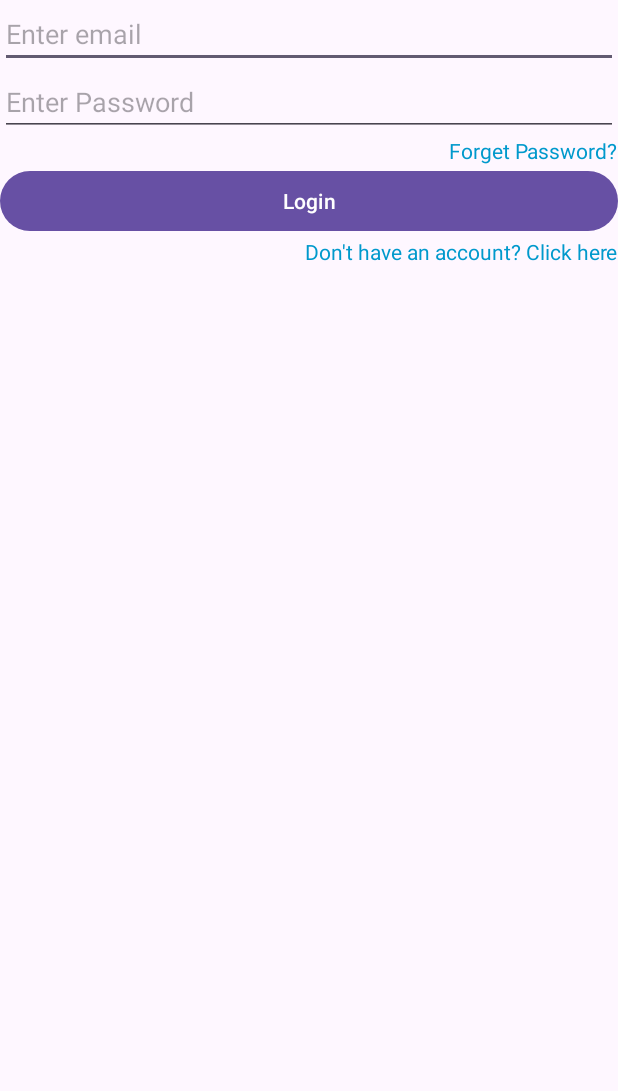
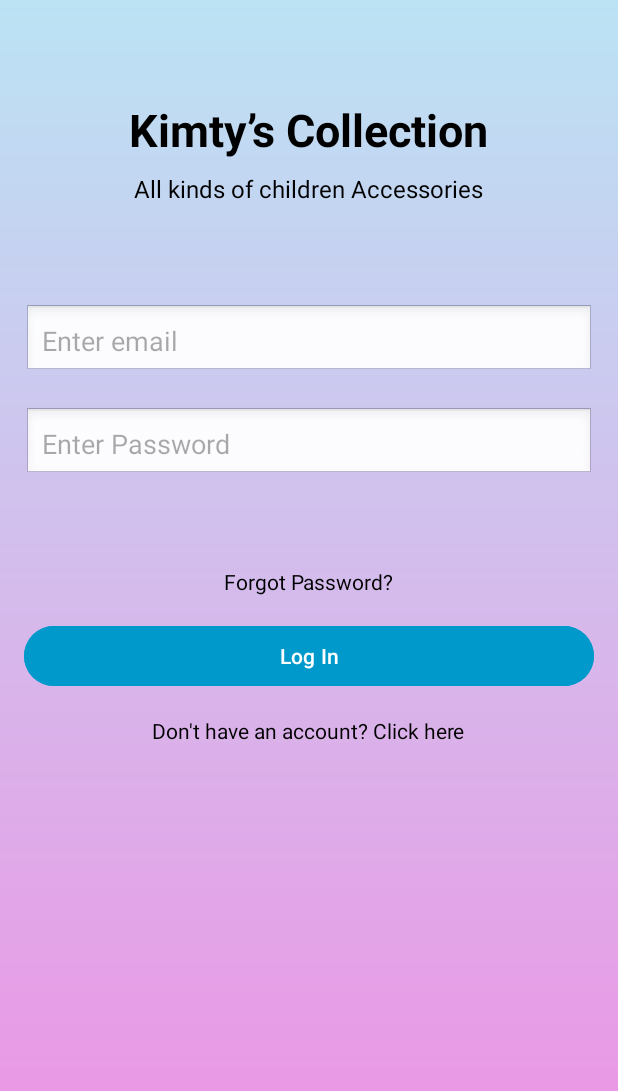
Before and after one commit to KimtyShrestha/Android-Final-Project---Kimty-s-Collection-, an Android app: the LoginActivity screen opened directly, with no data from a screen before it, on a phone screen of 412 x 824 dp. Shown: the top 1091 px of the screen. Run offline under Robolectric (Android 15) with nearby library versions, the phone set to English and light mode, and no system bars; our stand-ins replace Firebase (no records; nobody signed in at launch, a user with empty details on screens opened directly); 1 statement that could not run was skipped.

```diff
--- a/app/src/main/java/com/example/a35b_crud/adapter/ProductAdapter.kt
+++ b/app/src/main/java/com/example/a35b_crud/adapter/ProductAdapter.kt
@@ -2,12 +2,10 @@ package com.example.a35b_crud.adapter
 
 import android.content.Context
 import android.content.Intent
-import android.icu.text.Transliterator.Position
 import android.view.LayoutInflater
 import android.view.View
 import android.view.ViewGroup
 import android.widget.TextView
-import androidx.appcompat.view.menu.MenuView.ItemView
 import androidx.recyclerview.widget.RecyclerView
 import com.example.a35b_crud.R
 import com.example.a35b_crud.model.ProductModel
--- a/app/src/main/java/com/example/a35b_crud/repository/UserRepositoryImpl.kt
+++ b/app/src/main/java/com/example/a35b_crud/repository/UserRepositoryImpl.kt
@@ -1,6 +1,5 @@
 package com.example.a35b_crud.repository
 
-import android.widget.Toast
 import com.example.a35b_crud.model.UserModel
 import com.google.firebase.auth.FirebaseAuth
 import com.google.firebase.auth.FirebaseUser
--- a/app/src/main/java/com/example/a35b_crud/ui/activity/AddProductActivity.kt
+++ b/app/src/main/java/com/example/a35b_crud/ui/activity/AddProductActivity.kt
@@ -1,6 +1,5 @@
 package com.example.a35b_crud.ui.activity
 
-import android.content.Intent
 import android.net.Uri
 import android.os.Bundle
 import android.util.Log
--- a/app/src/main/java/com/example/a35b_crud/ui/activity/RegisterActivity.kt
+++ b/app/src/main/java/com/example/a35b_crud/ui/activity/RegisterActivity.kt
@@ -9,13 +9,9 @@ import androidx.core.view.WindowInsetsCompat
 import com.example.a35b_crud.R
 import com.example.a35b_crud.databinding.ActivityRegisterBinding
 import com.example.a35b_crud.model.UserModel
-import com.example.a35b_crud.repository.UserRepository
 import com.example.a35b_crud.repository.UserRepositoryImpl
 import com.example.a35b_crud.utils.LoadingUtils
 import com.example.a35b_crud.viewmodel.UserViewModel
-import com.google.firebase.auth.FirebaseAuth
-import com.google.firebase.database.DatabaseReference
-import com.google.firebase.database.FirebaseDatabase
 
 class RegisterActivity : AppCompatActivity() {
     lateinit var binding: ActivityRegisterBinding
--- a/app/src/main/java/com/example/a35b_crud/ui/fragment/ProfileFragment.kt
+++ b/app/src/main/java/com/example/a35b_crud/ui/fragment/ProfileFragment.kt
@@ -5,8 +5,6 @@ import androidx.fragment.app.Fragment
 import android.view.LayoutInflater
 import android.view.View
 import android.view.ViewGroup
-import android.widget.Toast
-import com.example.a35b_crud.R
 import com.example.a35b_crud.databinding.FragmentProfileBinding
 import com.example.a35b_crud.repository.UserRepositoryImpl
 import com.example.a35b_crud.viewmodel.UserViewModel
--- a/app/src/main/java/com/example/a35b_crud/utils/ImageUtils.kt
+++ b/app/src/main/java/com/example/a35b_crud/utils/ImageUtils.kt
@@ -10,7 +10,6 @@ import android.util.Log
 import androidx.activity.result.ActivityResultLauncher
 import androidx.activity.result.contract.ActivityResultContracts
 import androidx.appcompat.app.AppCompatActivity
-import androidx.core.app.ActivityCompat
 import androidx.core.content.ContextCompat
 
 class ImageUtils(private val activity: AppCompatActivity) {
--- /dev/null
+++ b/app/src/main/res/drawable/background_gradient.xml
@@ -0,0 +1,7 @@
+<?xml version="1.0" encoding="utf-8"?>
+<shape xmlns:android="http://schemas.android.com/apk/res/android">
+    <gradient
+        android:startColor="#F08FE3"
+        android:endColor="#BBE3F4"
+        android:angle="90" />
+</shape>
--- a/app/src/main/res/layout/activity_login.xml
+++ b/app/src/main/res/layout/activity_login.xml
@@ -1,49 +1,81 @@
 <?xml version="1.0" encoding="utf-8"?>
 <LinearLayout xmlns:android="http://schemas.android.com/apk/res/android"
-    xmlns:app="http://schemas.android.com/apk/res-auto"
     xmlns:tools="http://schemas.android.com/tools"
     android:orientation="vertical"
-    android:id="@+id/main"
     android:layout_width="match_parent"
     android:layout_height="match_parent"
-    tools:context=".ui.activity.LoginActivity">
+    android:padding="16dp"
+    tools:context=".ui.activity.LoginActivity"
+    android:background="@drawable/background_gradient">
+
+    <TextView
+        android:layout_width="wrap_content"
+        android:layout_height="wrap_content"
+        android:text="Kimty’s Collection"
+        android:textSize="30sp"
+        android:textStyle="bold"
+        android:textColor="@color/black"
+        android:layout_gravity="center"
+        android:paddingBottom="8dp"
+        android:layout_marginTop="50dp"/>
+
+    <TextView
+        android:layout_width="wrap_content"
+        android:layout_height="wrap_content"
+        android:text="All kinds of children Accessories"
+        android:textColor="@color/black"
+        android:textSize="16sp"
+        android:layout_gravity="center"
+        android:paddingBottom="16dp" />
 
     <EditText
         android:id="@+id/editEmail"
         android:layout_width="match_parent"
         android:layout_height="wrap_content"
-        android:ems="10"
-        android:inputType="text"
-        android:hint="Enter email" />
+        android:inputType="textEmailAddress"
+        android:hint="Enter email"
+        android:padding="12dp"
+        android:background="@android:drawable/edit_text"
+        android:layout_marginTop="50dp"/>
 
     <EditText
         android:id="@+id/editPassword"
         android:layout_width="match_parent"
         android:layout_height="wrap_content"
-        android:ems="10"
         android:inputType="textPassword"
-        android:hint="Enter Password" />
+        android:hint="Enter Password"
+        android:padding="12dp"
+        android:background="@android:drawable/edit_text"
+        android:layout_marginTop="20dp" />
 
     <TextView
-        android:layout_gravity="end"
         android:id="@+id/btnForget"
-        android:textColor="@android:color/holo_blue_dark"
         android:layout_width="wrap_content"
         android:layout_height="wrap_content"
-        android:text="Forget Password?" />
+        android:text="Forgot Password?"
+        android:textColor="@android:color/black"
+        android:layout_gravity="center"
+        android:paddingTop="8dp"
+        android:clickable="true"
+        android:layout_marginTop="50dp"/>
 
     <Button
         android:id="@+id/btnLogin"
         android:layout_width="match_parent"
         android:layout_height="wrap_content"
-        android:text="Login" />
+        android:text="Log In"
+        android:layout_marginTop="16dp"
+        android:backgroundTint="@android:color/holo_blue_dark"
+        android:textColor="@android:color/white" />
 
     <TextView
         android:id="@+id/btnSignupnavigate"
-        android:layout_gravity="end"
-        android:textColor="@android:color/holo_blue_dark"
         android:layout_width="wrap_content"
         android:layout_height="wrap_content"
-        android:text="Don't have an account? Click here" />
+        android:layout_gravity="center"
+        android:clickable="true"
+        android:paddingTop="16dp"
+        android:text="Don't have an account? Click here"
+        android:textColor="@android:color/black" />
 
 </LinearLayout>
```
Also changed, not shown: app/src/main/res/layout/activity_add_product.xml (+10 -6 lines), app/src/main/res/layout/activity_forget_password.xml (+28 -5 lines).
